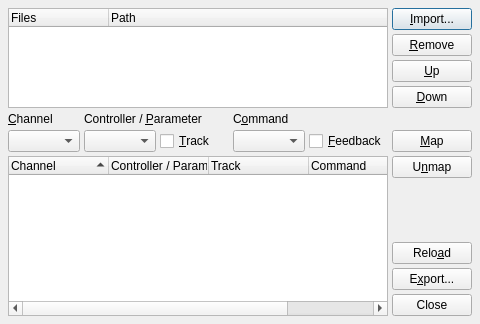
First picture: the form in src/qtractorMidiControlForm.ui, repository rncbc/qtractor, before the edit.
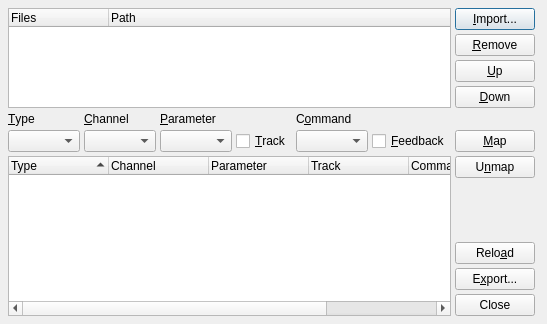
Second picture: the form after the edit. Icons and pictures are not drawn.

Commit message: - MIDI controller mapping finally refactored to support   some other MIDI event types than just CC (0xBn) ones   (EXPERIMENTAL).

The edit to the form file:
```diff
--- a/src/qtractorMidiControlForm.ui
+++ b/src/qtractorMidiControlForm.ui
@@ -36,7 +36,7 @@
    <iconset>:/images/itemControllers.png</iconset>
   </property>
   <layout class="QGridLayout">
-   <item rowspan="4" row="0" column="0" colspan="5" >
+   <item rowspan="4" row="0" column="0" colspan="6" >
     <widget class="QTreeWidget" name="FilesListView" >
      <property name="toolTip" >
       <string>Controller files</string>
@@ -65,7 +65,7 @@
      </column>
     </widget>
    </item>
-   <item row="0" column="5" >
+   <item row="0" column="6" >
     <widget class="QPushButton" name="ImportPushButton" >
      <property name="toolTip" >
       <string>Import controller files</string>
@@ -81,7 +81,7 @@
      </property>
     </widget>
    </item>
-   <item row="1" column="5" >
+   <item row="1" column="6" >
     <widget class="QPushButton" name="RemovePushButton" >
      <property name="toolTip" >
       <string>Remove controller file</string>
@@ -97,7 +97,7 @@
      </property>
     </widget>
    </item>
-   <item row="2" column="5" >
+   <item row="2" column="6" >
     <widget class="QPushButton" name="MoveUpPushButton" >
      <property name="toolTip" >
       <string>Move controller file up on list order</string>
@@ -113,7 +113,7 @@
      </property>
     </widget>
    </item>
-   <item row="3" column="5" >
+   <item row="3" column="6" >
     <widget class="QPushButton" name="MoveDownPushButton" >
      <property name="toolTip" >
       <string>Move controller file down on list order</string>
@@ -130,6 +130,19 @@
     </widget>
    </item>
    <item row="4" column="0" >
+    <widget class="QLabel" name="TypeTextLabel" >
+     <property name="text" >
+      <string>&amp;Type</string>
+     </property>
+     <property name="alignment" >
+      <set>Qt::AlignBottom|Qt::AlignLeading|Qt::AlignLeft</set>
+     </property>
+     <property name="buddy" >
+      <cstring>TypeComboBox</cstring>
+     </property>
+    </widget>
+   </item>
+   <item row="4" column="1" >
     <widget class="QLabel" name="ChannelTextLabel" >
      <property name="text" >
       <string>&amp;Channel</string>
@@ -142,10 +155,10 @@
      </property>
     </widget>
    </item>
-   <item row="4" column="1" colspan="2" >
+   <item row="4" column="2" colspan="2" >
     <widget class="QLabel" name="ParamTextLabel" >
      <property name="text" >
-      <string>Controller / &amp;Parameter</string>
+      <string>&amp;Parameter</string>
      </property>
      <property name="alignment" >
       <set>Qt::AlignBottom|Qt::AlignLeading|Qt::AlignLeft</set>
@@ -155,7 +168,7 @@
      </property>
     </widget>
    </item>
-   <item row="4" column="3" >
+   <item row="4" column="4" >
     <widget class="QLabel" name="CommandTextLabel" >
      <property name="text" >
       <string>C&amp;ommand</string>
@@ -168,7 +181,7 @@
      </property>
     </widget>
    </item>
-   <item row="4" column="4" colspan="2" >
+   <item row="4" column="6" colspan="2" >
     <spacer>
      <property name="orientation" >
       <enum>Qt::Horizontal</enum>
@@ -182,20 +195,27 @@
     </spacer>
    </item>
    <item row="5" column="0" >
+    <widget class="QComboBox" name="TypeComboBox" >
+     <property name="toolTip" >
+      <string>MIDI Event type</string>
+     </property>
+    </widget>
+   </item>
+   <item row="5" column="1" >
     <widget class="QComboBox" name="ChannelComboBox" >
      <property name="toolTip" >
       <string>MIDI Channel</string>
      </property>
     </widget>
    </item>
-   <item row="5" column="1" >
+   <item row="5" column="2" >
     <widget class="QComboBox" name="ParamComboBox" >
      <property name="toolTip" >
       <string>MIDI Controller (parameter)</string>
      </property>
     </widget>
    </item>
-   <item row="5" column="2" >
+   <item row="5" column="3" >
     <widget class="QCheckBox" name="TrackCheckBox" >
      <property name="toolTip" >
       <string>MIDI Controller (track)</string>
@@ -205,14 +225,14 @@
      </property>
     </widget>
    </item>
-   <item row="5" column="3" >
+   <item row="5" column="4" >
     <widget class="QComboBox" name="CommandComboBox" >
      <property name="toolTip" >
       <string>Command action</string>
      </property>
     </widget>
    </item>
-   <item row="5" column="4" >
+   <item row="5" column="5" >
     <widget class="QCheckBox" name="FeedbackCheckBox" >
      <property name="toolTip" >
       <string>Command feedback</string>
@@ -222,7 +242,7 @@
      </property>
     </widget>
    </item>
-   <item row="5" column="5" >
+   <item row="5" column="6" >
     <widget class="QPushButton" name="MapPushButton" >
      <property name="toolTip" >
       <string>Map/update controller command</string>
@@ -238,7 +258,7 @@
      </property>
     </widget>
    </item>
-   <item rowspan="5" row="6" column="0" colspan="5" >
+   <item rowspan="5" row="6" column="0" colspan="6" >
     <widget class="QTreeWidget" name="ControlMapListView" >
      <property name="minimumSize" >
       <size>
@@ -264,6 +284,11 @@
      <property name="allColumnsShowFocus" >
       <bool>true</bool>
      </property>
+     <column>
+      <property name="text" >
+       <string>Type</string>
+      </property>
+     </column>
      <column>
       <property name="text" >
        <string>Channel</string>
@@ -271,7 +296,7 @@
      </column>
      <column>
       <property name="text" >
-       <string>Controller / Parameter</string>
+       <string>Parameter</string>
       </property>
      </column>
      <column>
@@ -291,7 +316,7 @@
      </column>
     </widget>
    </item>
-   <item row="6" column="5" >
+   <item row="6" column="6" >
     <widget class="QPushButton" name="UnmapPushButton" >
      <property name="toolTip" >
       <string>Unmap/remove controller command</string>
@@ -307,7 +332,7 @@
      </property>
     </widget>
    </item>
-   <item row="7" column="5" >
+   <item row="7" column="6" >
     <spacer>
      <property name="orientation" >
       <enum>Qt::Vertical</enum>
@@ -320,7 +345,7 @@
      </property>
     </spacer>
    </item>
-   <item row="8" column="5" >
+   <item row="8" column="6" >
     <widget class="QPushButton" name="ReloadPushButton" >
      <property name="toolTip" >
       <string>Reload/apply all controller files</string>
@@ -336,7 +361,7 @@
      </property>
     </widget>
    </item>
-   <item row="9" column="5" >
+   <item row="9" column="6" >
     <widget class="QPushButton" name="ExportPushButton" >
      <property name="toolTip" >
       <string>Export to controller file</string>
@@ -352,7 +377,7 @@
      </property>
     </widget>
    </item>
-   <item row="10" column="5" >
+   <item row="10" column="6" >
     <widget class="QPushButton" name="ClosePushButton" >
      <property name="toolTip" >
       <string>Close this dialog</string>
```
Left out of the diff: 1 changed line with no effect on the pictures. The commit also changes 9 other files.
